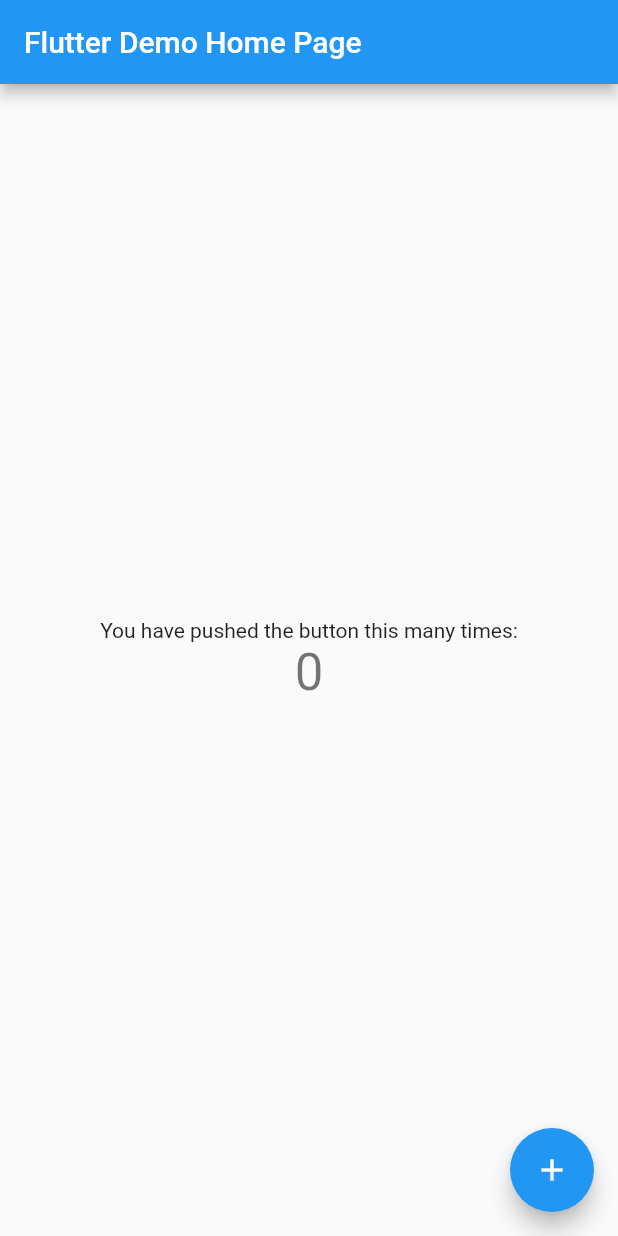
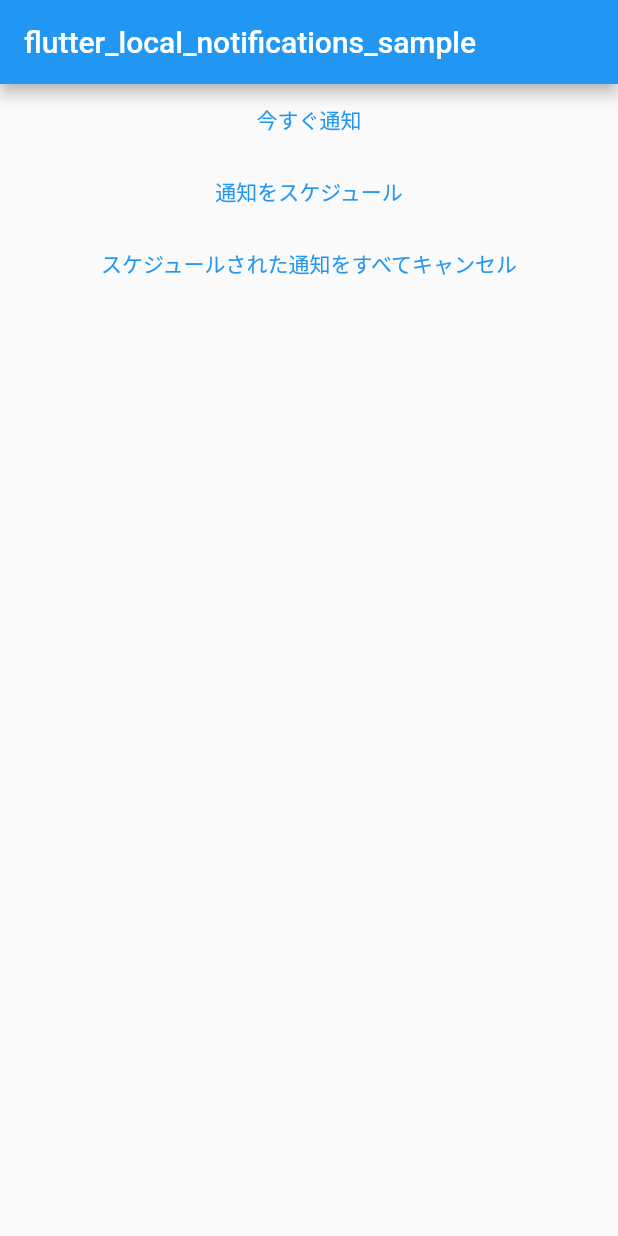
Before and after one commit to morio77/sample_flutter_local_notifications, a Flutter app: the screen it shows after launch, on a phone screen of 412 x 824 dp. Run offline on Flutter 3.47's test engine with Material 2 defaults, Android fonts, the phone set to English and light mode, and no system bars; our stand-ins replace flutter_local_notifications, flutter_native_timezone, timezone.

Commit message:
今すぐ通知を実装

```diff
--- a/lib/main.dart
+++ b/lib/main.dart
@@ -1,115 +1,91 @@
 import 'package:flutter/material.dart';
+import 'package:flutter_local_notifications/flutter_local_notifications.dart';
+import 'package:flutter_native_timezone/flutter_native_timezone.dart';
+import 'package:timezone/data/latest.dart' as tz;
+import 'package:timezone/timezone.dart' as tz;
 
-void main() {
+import './notifications_utils.dart';
+
+Future<void> main() async {
+  WidgetsFlutterBinding.ensureInitialized();
+
+  // (通知スケジュールに使う)タイムゾーンを設定する
+  tz.initializeTimeZones();
+  final String? timeZoneName = await FlutterNativeTimezone.getLocalTimezone();
+  tz.setLocalLocation(tz.getLocation(timeZoneName!));
+
+  // flutter_local_notificationsの初期化
+  const AndroidInitializationSettings initializationSettingsAndroid =
+      AndroidInitializationSettings('app_icon');
+  const IOSInitializationSettings initializationSettingsIOS =
+      IOSInitializationSettings(
+    requestAlertPermission: true,
+    requestBadgePermission: true,
+    requestSoundPermission: true,
+  );
+  const InitializationSettings initializationSettings = InitializationSettings(
+    android: initializationSettingsAndroid,
+    iOS: initializationSettingsIOS,
+  );
+  await FlutterLocalNotificationsPlugin().initialize(initializationSettings);
+
   runApp(const MyApp());
 }
 
 class MyApp extends StatelessWidget {
   const MyApp({Key? key}) : super(key: key);
 
-  // This widget is the root of your application.
   @override
   Widget build(BuildContext context) {
     return MaterialApp(
-      title: 'Flutter Demo',
+      debugShowCheckedModeBanner: false,
+      title: 'flutter_local_notifications_sample',
       theme: ThemeData(
-        // This is the theme of your application.
-        //
-        // Try running your application with "flutter run". You'll see the
-        // application has a blue toolbar. Then, without quitting the app, try
-        // changing the primarySwatch below to Colors.green and then invoke
-        // "hot reload" (press "r" in the console where you ran "flutter run",
-        // or simply save your changes to "hot reload" in a Flutter IDE).
-        // Notice that the counter didn't reset back to zero; the application
-        // is not restarted.
         primarySwatch: Colors.blue,
       ),
-      home: const MyHomePage(title: 'Flutter Demo Home Page'),
+      home: const MyHomePage(),
     );
   }
 }
 
-class MyHomePage extends StatefulWidget {
-  const MyHomePage({Key? key, required this.title}) : super(key: key);
-
-  // This widget is the home page of your application. It is stateful, meaning
-  // that it has a State object (defined below) that contains fields that affect
-  // how it looks.
-
-  // This class is the configuration for the state. It holds the values (in this
-  // case the title) provided by the parent (in this case the App widget) and
-  // used by the build method of the State. Fields in a Widget subclass are
-  // always marked "final".
-
-  final String title;
-
-  @override
-  State<MyHomePage> createState() => _MyHomePageState();
-}
-
-class _MyHomePageState extends State<MyHomePage> {
-  int _counter = 0;
-
-  void _incrementCounter() {
-    setState(() {
-      // This call to setState tells the Flutter framework that something has
-      // changed in this State, which causes it to rerun the build method below
-      // so that the display can reflect the updated values. If we changed
-      // _counter without calling setState(), then the build method would not be
-      // called again, and so nothing would appear to happen.
-      _counter++;
-    });
-  }
+class MyHomePage extends StatelessWidget {
+  const MyHomePage({Key? key}) : super(key: key);
 
   @override
   Widget build(BuildContext context) {
-    // This method is rerun every time setState is called, for instance as done
-    // by the _incrementCounter method above.
-    //
-    // The Flutter framework has been optimized to make rerunning build methods
-    // fast, so that you can just rebuild anything that needs updating rather
-    // than having to individually change instances of widgets.
     return Scaffold(
       appBar: AppBar(
-        // Here we take the value from the MyHomePage object that was created by
-        // the App.build method, and use it to set our appbar title.
-        title: Text(widget.title),
+        title: const Text('flutter_local_notifications_sample'),
       ),
       body: Center(
-        // Center is a layout widget. It takes a single child and positions it
-        // in the middle of the parent.
         child: Column(
-          // Column is also a layout widget. It takes a list of children and
-          // arranges them vertically. By default, it sizes itself to fit its
-          // children horizontally, and tries to be as tall as its parent.
-          //
-          // Invoke "debug painting" (press "p" in the console, choose the
-          // "Toggle Debug Paint" action from the Flutter Inspector in Android
-          // Studio, or the "Toggle Debug Paint" command in Visual Studio Code)
-          // to see the wireframe for each widget.
-          //
-          // Column has various properties to control how it sizes itself and
-          // how it positions its children. Here we use mainAxisAlignment to
-          // center the children vertically; the main axis here is the vertical
-          // axis because Columns are vertical (the cross axis would be
-          // horizontal).
-          mainAxisAlignment: MainAxisAlignment.center,
-          children: <Widget>[
-            const Text(
-              'You have pushed the button this many times:',
+          children: [
+            // 今すぐ通知
+            TextButton(
+              onPressed: () {
+                NotificationsUtils.notifyNow();
+              },
+              child: const Text('今すぐ通知'),
             ),
-            Text(
-              '$_counter',
-              style: Theme.of(context).textTheme.headline4,
+
+            // 通知をスケジュール
+            TextButton(
+              onPressed: () {
+                NotificationsUtils.scheduleNotifications();
+              },
+              child: const Text('通知をスケジュール'),
+            ),
+
+            // スケジュールされた通知をすべてキャンセル
+            TextButton(
+              onPressed: () {
+                NotificationsUtils.cancelNotificationsSchedule();
+              },
+              child: const Text('スケジュールされた通知をすべてキャンセル'),
             ),
           ],
         ),
       ),
-      floatingActionButton: FloatingActionButton(
-        onPressed: _incrementCounter,
-        tooltip: 'Increment',
-        child: const Icon(Icons.add),
-      ), // This trailing comma makes auto-formatting nicer for build methods.
     );
   }
 }
--- a/pubspec.yaml
+++ b/pubspec.yaml
@@ -34,6 +34,8 @@ dependencies:
   # The following adds the Cupertino Icons font to your application.
   # Use with the CupertinoIcons class for iOS style icons.
   cupertino_icons: ^1.0.2
+  flutter_local_notifications: ^8.2.0
+  flutter_native_timezone: ^2.0.0
 
 dev_dependencies:
   flutter_test:
```
Also changed, not shown: lib/notifications_utils.dart (added, +31 -0 lines), pubspec.lock, 9 other files.
